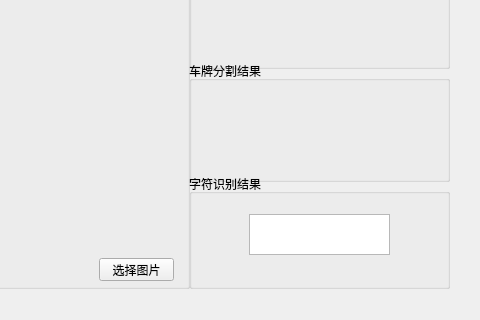
Old version of the form Gui/车牌识别调试窗口V2_0.ui in the repository 625607188/LPR; both pictures show x 261 to 741 and y 102 to 422 of the 741 by 422 pixel window.
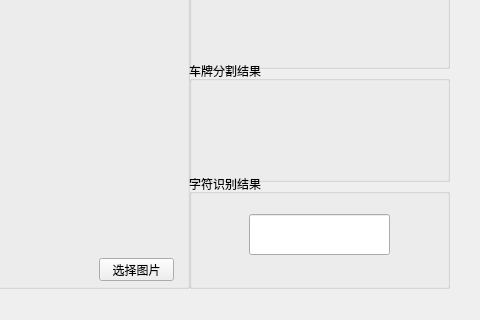
New version of the form.

What changed in the file:
```diff
--- a/Gui/车牌识别调试窗口V2_0.ui
+++ b/Gui/车牌识别调试窗口V2_0.ui
@@ -192,7 +192,7 @@
     <property name="title">
      <string>字符识别结果</string>
     </property>
-    <widget class="QTextEdit" name="result">
+    <widget class="QLineEdit" name="result">
      <property name="geometry">
       <rect>
        <x>60</x>
@@ -201,6 +201,14 @@
        <height>41</height>
       </rect>
      </property>
+     <property name="font">
+      <font>
+       <pointsize>20</pointsize>
+      </font>
+     </property>
+     <property name="alignment">
+      <set>Qt::AlignCenter</set>
+     </property>
     </widget>
    </widget>
   </widget>
```
